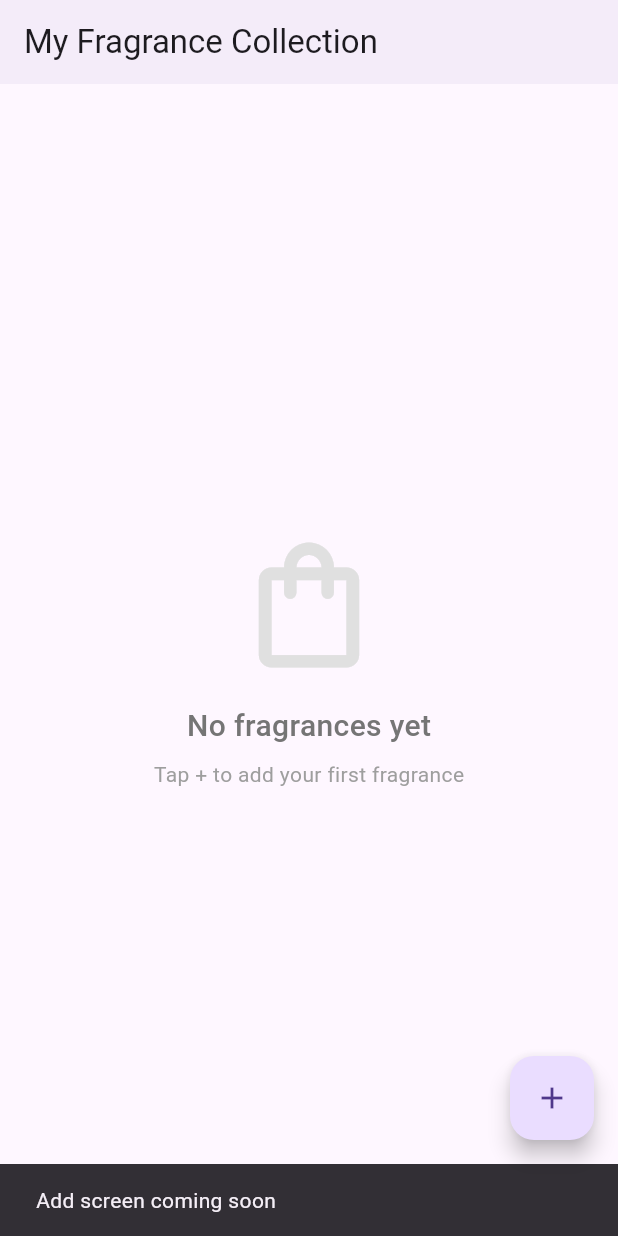
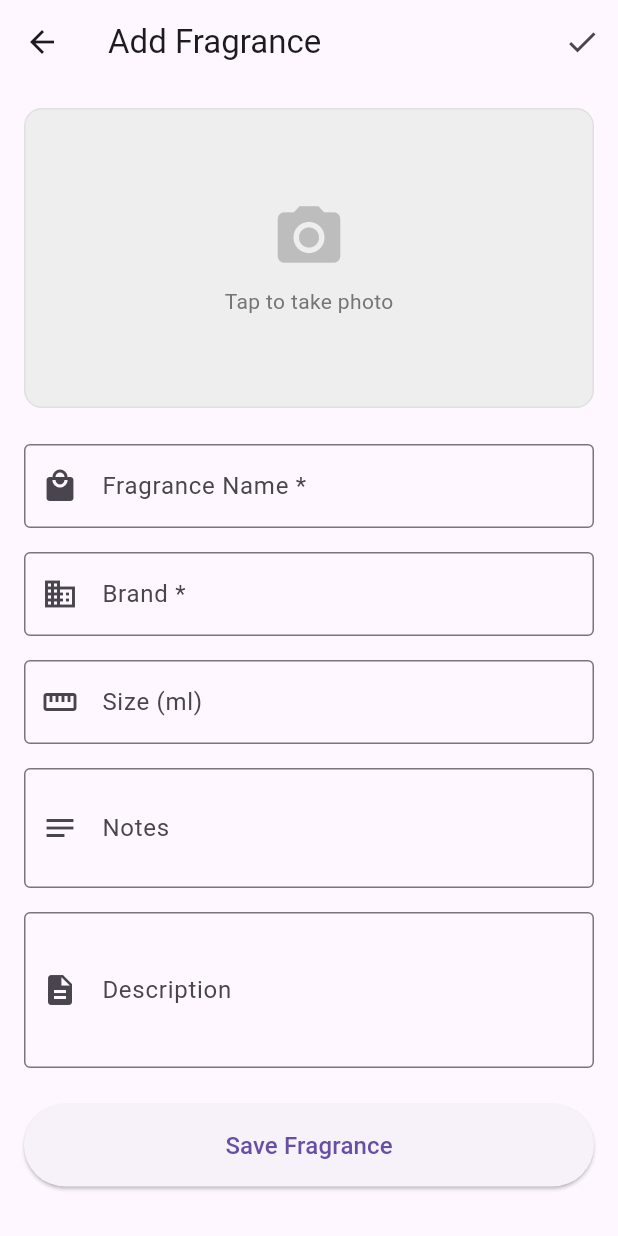
Before and after one commit to LZ25601/CPD, a Flutter app: the screen it shows after launch, after a tap on the "add" icon, on a phone screen of 412 x 824 dp. Run offline on Flutter 3.47's test engine with Material 3 defaults, Android fonts, the phone set to English and light mode, and no system bars; our stand-ins replace image_picker, sqflite; accounts and stored records are empty.

Commit message:
Added the ability to add fragrances

```diff
--- /dev/null
+++ b/fragrance_collection_manager/lib/add_fragrance_screen.dart
@@ -0,0 +1,226 @@
+import 'package:flutter/material.dart';
+import 'package:image_picker/image_picker.dart';
+import 'dart:io';
+import 'database/database_helper.dart';
+import 'models/fragrance.dart';
+
+class AddFragranceScreen extends StatefulWidget {
+  const AddFragranceScreen({super.key});
+
+  @override
+  State<AddFragranceScreen> createState() => _AddFragranceScreenState();
+}
+
+class _AddFragranceScreenState extends State<AddFragranceScreen> {
+  final _formKey = GlobalKey<FormState>();
+  final _nameController = TextEditingController();
+  final _brandController = TextEditingController();
+  final _notesController = TextEditingController();
+  final _sizeController = TextEditingController();
+  final _descriptionController = TextEditingController();
+
+  String? _imagePath;
+  bool _isLoading = false;
+
+  @override
+  void dispose() {
+    _nameController.dispose();
+    _brandController.dispose();
+    _notesController.dispose();
+    _sizeController.dispose();
+    _descriptionController.dispose();
+    super.dispose();
+  }
+
+  Future<void> _pickImage() async {
+    final ImagePicker picker = ImagePicker();
+    final XFile? image = await picker.pickImage(
+      source: ImageSource.camera,
+      maxWidth: 1024,
+      maxHeight: 1024,
+      imageQuality: 85,
+    );
+
+    if (image != null) {
+      setState(() {
+        _imagePath = image.path;
+      });
+    }
+  }
+
+  Future<void> _saveFragrance() async {
+    if (!_formKey.currentState!.validate()) return;
+
+    setState(() => _isLoading = true);
+
+    final fragrance = Fragrance(
+      name: _nameController.text.trim(),
+      brand: _brandController.text.trim(),
+      notes: _notesController.text.trim().isEmpty
+          ? null
+          : _notesController.text.trim(),
+      size: _sizeController.text.isEmpty
+          ? null
+          : int.tryParse(_sizeController.text),
+      imagePath: _imagePath,
+      description: _descriptionController.text.trim().isEmpty
+          ? null
+          : _descriptionController.text.trim(),
+    );
+
+    await DatabaseHelper.instance.create(fragrance);
+
+    if (mounted) {
+      Navigator.pop(context);
+      ScaffoldMessenger.of(context).showSnackBar(
+        const SnackBar(content: Text('Fragrance added successfully')),
+      );
+    }
+  }
+
+  @override
+  Widget build(BuildContext context) {
+    return Scaffold(
+      appBar: AppBar(
+        title: const Text('Add Fragrance'),
+        actions: [
+          if (_isLoading)
+            const Center(
+              child: Padding(
+                padding: EdgeInsets.all(16.0),
+                child: CircularProgressIndicator(color: Colors.white),
+              ),
+            )
+          else
+            IconButton(
+              icon: const Icon(Icons.check),
+              onPressed: _saveFragrance,
+            ),
+        ],
+      ),
+      body: Form(
+        key: _formKey,
+        child: ListView(
+          padding: const EdgeInsets.all(16),
+          children: [
+            // Camera Section
+            GestureDetector(
+              onTap: _pickImage,
+              child: Container(
+                height: 200,
+                decoration: BoxDecoration(
+                  color: Colors.grey[200],
+                  borderRadius: BorderRadius.circular(12),
+                  border: Border.all(color: Colors.grey[300]!),
+                ),
+                child: _imagePath == null
+                    ? Column(
+                        mainAxisAlignment: MainAxisAlignment.center,
+                        children: [
+                          Icon(Icons.camera_alt, size: 50, color: Colors.grey[400]),
+                          const SizedBox(height: 8),
+                          Text(
+                            'Tap to take photo',
+                            style: TextStyle(color: Colors.grey[600]),
+                          ),
+                        ],
+                      )
+                    : ClipRRect(
+                        borderRadius: BorderRadius.circular(12),
+                        child: Image.file(
+                          File(_imagePath!),
+                          fit: BoxFit.cover,
+                        ),
+                      ),
+              ),
+            ),
+            const SizedBox(height: 24),
+
+            // Name Field
+            TextFormField(
+              controller: _nameController,
+              decoration: const InputDecoration(
+                labelText: 'Fragrance Name *',
+                border: OutlineInputBorder(),
+                prefixIcon: Icon(Icons.local_mall),
+              ),
+              validator: (value) {
+                if (value == null || value.trim().isEmpty) {
+                  return 'Please enter a name';
+                }
+                return null;
+              },
+            ),
+            const SizedBox(height: 16),
+
+            // Brand Field
+            TextFormField(
+              controller: _brandController,
+              decoration: const InputDecoration(
+                labelText: 'Brand *',
+                border: OutlineInputBorder(),
+                prefixIcon: Icon(Icons.business),
+              ),
+              validator: (value) {
+                if (value == null || value.trim().isEmpty) {
+                  return 'Please enter a brand';
+                }
+                return null;
+              },
+            ),
+            const SizedBox(height: 16),
+
+            // Size Field
+            TextFormField(
+              controller: _sizeController,
+              decoration: const InputDecoration(
+                labelText: 'Size (ml)',
+                border: OutlineInputBorder(),
+                prefixIcon: Icon(Icons.straighten),
+              ),
+              keyboardType: TextInputType.number,
+            ),
+            const SizedBox(height: 16),
+
+            // Notes Field
+            TextFormField(
+              controller: _notesController,
+              decoration: const InputDecoration(
+                labelText: 'Notes',
+                border: OutlineInputBorder(),
+                prefixIcon: Icon(Icons.notes),
+                hintText: 'e.g., Citrus, Woody, Vanilla',
+              ),
+              maxLines: 2,
+            ),
+            const SizedBox(height: 16),
+
+            // Description Field
+            TextFormField(
+              controller: _descriptionController,
+              decoration: const InputDecoration(
+                labelText: 'Description',
+                border: OutlineInputBorder(),
+                prefixIcon: Icon(Icons.description),
+                hintText: 'Personal notes about this fragrance',
+              ),
+              maxLines: 3,
+            ),
+            const SizedBox(height: 24),
+
+            ElevatedButton(
+              onPressed: _isLoading ? null : _saveFragrance,
+              style: ElevatedButton.styleFrom(
+                padding: const EdgeInsets.all(16),
+              ),
+              child: const Text(
+                'Save Fragrance',
+                style: TextStyle(fontSize: 16),
+              ),
+            ),
+          ],
+        ),
+      ),
+    );
+  }
+}
--- a/fragrance_collection_manager/lib/main.dart
+++ b/fragrance_collection_manager/lib/main.dart
@@ -2,6 +2,7 @@ import 'package:flutter/material.dart';
 import 'database/database_helper.dart';
 import 'models/fragrance.dart';
 import 'dart:io';
+import 'add_fragrance_screen.dart';
 
 void main() {
   runApp(const MyApp());
@@ -62,11 +63,14 @@ class _HomeScreenState extends State<HomeScreen> {
               ? _buildEmptyState()
               : _buildFragranceGrid(),
       floatingActionButton: FloatingActionButton(
-        onPressed: () {
-          // TODO: Navigate to add screen
-          ScaffoldMessenger.of(context).showSnackBar(
-            const SnackBar(content: Text('Add screen coming soon')),
+        onPressed: () async {
+          await Navigator.push(
+            context,
+            MaterialPageRoute(
+              builder: (context) => const AddFragranceScreen(),
+            ),
           );
+          _loadFragrances();
         },
         child: const Icon(Icons.add),
       ),
```
